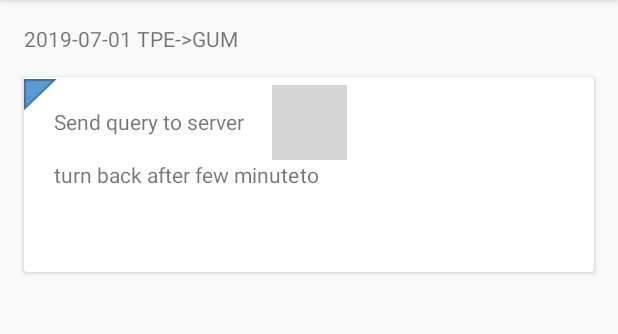
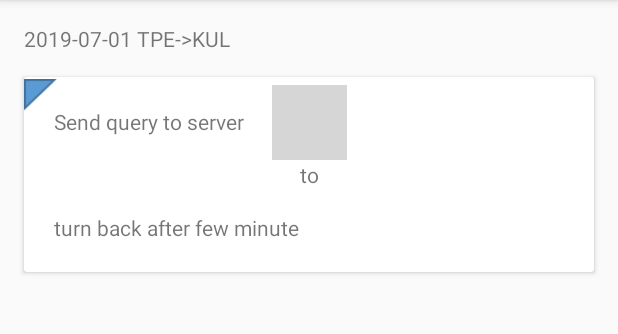
Before and after one commit to kiam123/KR-and-Fan-Ticketing, an Android app: the screen it shows after launch (SearchActivity), after a tap on "SEARCH", on a phone screen of 412 x 824 dp, the part 84-418 px from its top. Run offline under Robolectric (Android 15) with nearby library versions, the phone set to English and light mode, and no system bars; our stand-ins replace Firebase (no records; nobody signed in at launch, a user with empty details on screens opened directly), Picasso; pictures from the network do not load; grey boxes are pictures that could not be loaded.

Commit message:
Feature : modify text when no data and modify toast

```diff
--- a/app/src/main/java/ncku/edu/tw/kr_and_fan_ticketing/Activity/SearchActivity.java
+++ b/app/src/main/java/ncku/edu/tw/kr_and_fan_ticketing/Activity/SearchActivity.java
@@ -119,7 +119,7 @@ public class SearchActivity extends AppCompatActivity implements SearchCallBack
                                     });
                         } else {
                             String image = "http://www.gstatic.com/flights/airline_logos/70px/multi.png";
-                            mSearchItems.add(new SearchItem("Send query to server","","","turn back after few minute","","","", image,false));
+                            mSearchItems.add(new SearchItem("Send query to server","","","","","turn back after few minute","", image,false));
                             searchAdapter.notifyDataSetChanged();
                             Log.d("database", "No such document:" + searchPath  + id);
 
@@ -154,6 +154,6 @@ public class SearchActivity extends AppCompatActivity implements SearchCallBack
 
     @Override
     public void callbackFragment() {
-        Toast.makeText(this,"yes", Toast.LENGTH_LONG).show();
+//        Toast.makeText(this,"yes", Toast.LENGTH_SHORT).show();
     }
 }
--- a/app/src/main/java/ncku/edu/tw/kr_and_fan_ticketing/Fragment/SearchSubscriptionDiaglogFragment.java
+++ b/app/src/main/java/ncku/edu/tw/kr_and_fan_ticketing/Fragment/SearchSubscriptionDiaglogFragment.java
@@ -77,7 +77,7 @@ public class SearchSubscriptionDiaglogFragment extends DialogFragment {
                 toDatabase(searchItem,fromPrice,toPrice);
 
                 Log.v("search",searchItem.getmId());
-                Toast.makeText(getActivity(), "insert", Toast.LENGTH_LONG).show();
+                Toast.makeText(getActivity(), "subscribe success", Toast.LENGTH_SHORT).show();
 
                 searchCallBack.callbackFragment();
             }
--- a/app/src/main/res/layout/fragment_home.xml
+++ b/app/src/main/res/layout/fragment_home.xml
@@ -59,7 +59,7 @@
             android:paddingTop="4dp"
             android:paddingRight="8dp"
             android:paddingBottom="4dp"
-            android:text="GUM" />
+            android:text="KUL" />
 
         <TextView
             android:id="@+id/tv_Date"
```
